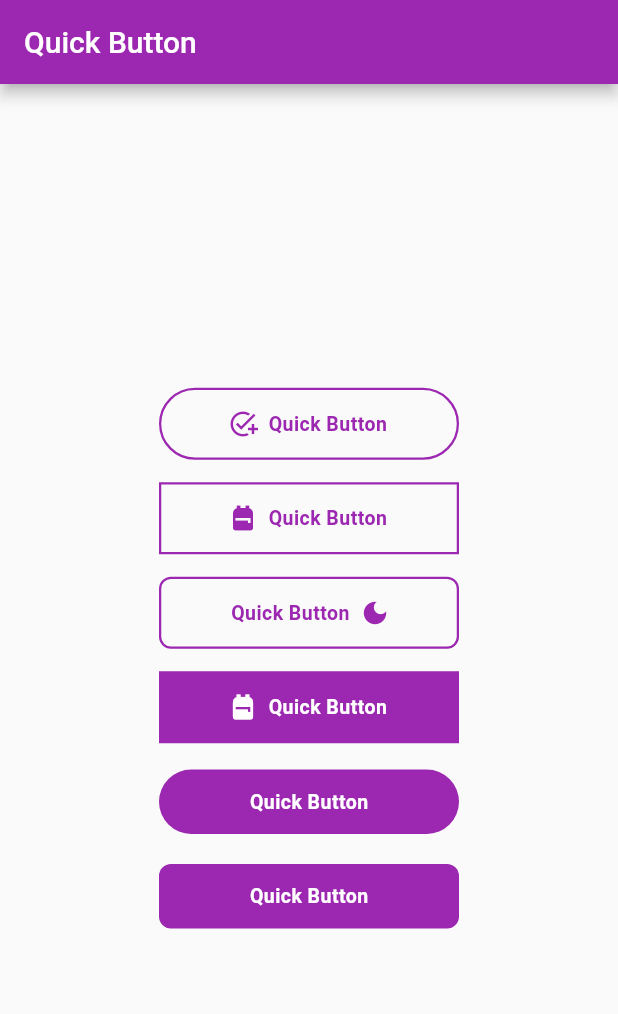
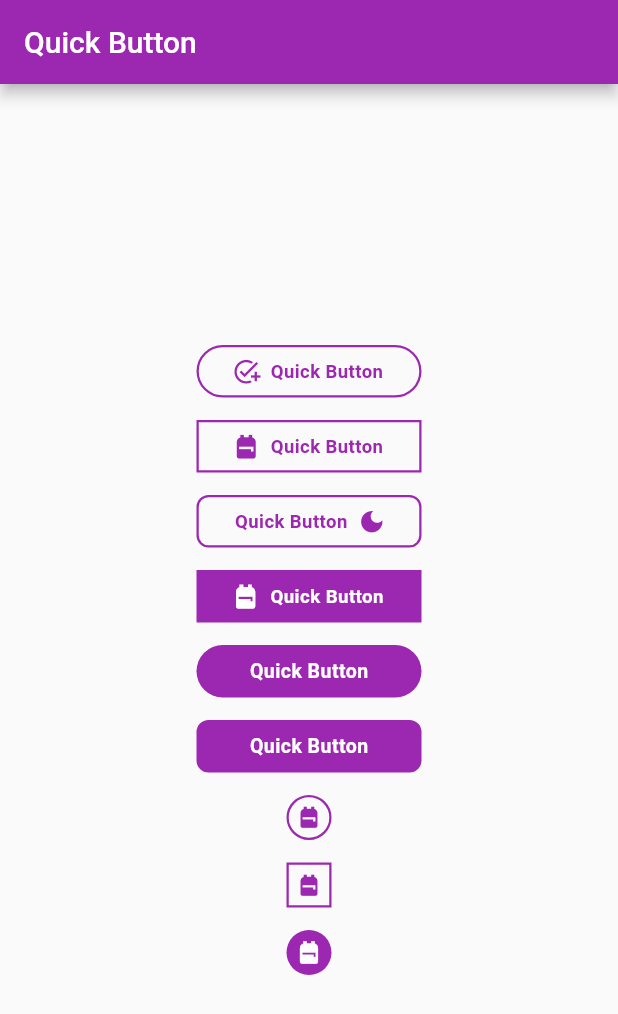
Before and after one commit to pozadkey/quick_button, a Flutter app: the screen it shows after launch, on a phone screen of 412 x 824 dp. Shown: the top 1014 px of the screen. Run offline on Flutter 3.47's test engine with Material 2 defaults, Android fonts, the phone set to English and light mode, and no system bars.

Commit message:
Added icons, buttonWidth & buttonSize properties. Added documentation & updated ReadME.md

```diff
--- a/example/lib/main.dart
+++ b/example/lib/main.dart
@@ -21,7 +21,7 @@ class MyApp extends StatelessWidget {
             mainAxisAlignment: MainAxisAlignment.center,
             crossAxisAlignment: CrossAxisAlignment.center,
             children: [
-              // Transparent RoundedRectangular Button with prefixIcon
+              // Transparent RoundedRectangular Button with prefixIcon.
               QuickButton(
                 labelText: 'Quick Button',
                 labelColor: Colors.purple,
@@ -30,7 +30,6 @@ class MyApp extends StatelessWidget {
                 labelSpacing: 0.3,
                 prefixIcon: Icons.add_task,
                 iconSize: 20.0,
-                buttonSize: 200.0,
                 borderRadius: 25.0,
                 borderColor: Colors.purple,
                 borderSize: 1.5,
@@ -44,7 +43,7 @@ class MyApp extends StatelessWidget {
               const SizedBox(
                 height: 15,
               ),
-              // Transparent Rectangular Button with prefixIcon
+              // Transparent Rectangular Button with prefixIcon.
               QuickButton(
                 labelText: 'Quick Button',
                 labelColor: Colors.purple,
@@ -53,7 +52,6 @@ class MyApp extends StatelessWidget {
                 labelSpacing: 0.3,
                 prefixIcon: Icons.backpack,
                 iconSize: 20.0,
-                buttonSize: 200.0,
                 borderColor: Colors.purple,
                 borderSize: 1.5,
                 backgroundColor: Colors.transparent,
@@ -66,7 +64,7 @@ class MyApp extends StatelessWidget {
               const SizedBox(
                 height: 15,
               ),
-              // Transparent CurvedEdged Button with suffixIcon
+              // Transparent CurvedEdged Button with suffixIcon.
               QuickButton(
                 labelText: 'Quick Button',
                 labelColor: Colors.purple,
@@ -75,7 +73,6 @@ class MyApp extends StatelessWidget {
                 labelSpacing: 0.3,
                 suffixIcon: Icons.dark_mode,
                 iconSize: 20.0,
-                buttonSize: 200.0,
                 borderColor: Colors.purple,
                 borderSize: 1.5,
                 borderRadius: 8.0,
@@ -89,7 +86,7 @@ class MyApp extends StatelessWidget {
               const SizedBox(
                 height: 15,
               ),
-              // Solid Rectangular Button with prefixIcon
+              // Solid Rectangular Button with prefixIcon.
               QuickButton(
                 labelText: 'Quick Button',
                 labelColor: Colors.white,
@@ -98,7 +95,6 @@ class MyApp extends StatelessWidget {
                 labelSpacing: 0.3,
                 prefixIcon: Icons.backpack,
                 iconSize: 20.0,
-                buttonSize: 200.0,
                 backgroundColor: Colors.purple,
                 labelHoverIn: const Color.fromARGB(255, 63, 63, 63),
                 labelHoverOut: Colors.white,
@@ -117,7 +113,6 @@ class MyApp extends StatelessWidget {
                 labelWeight: FontWeight.bold,
                 labelSpacing: 0.3,
                 borderRadius: 25.0,
-                buttonSize: 200.0,
                 backgroundColor: Colors.purple,
                 labelHoverIn: const Color.fromARGB(255, 63, 63, 63),
                 labelHoverOut: Colors.white,
@@ -136,7 +131,63 @@ class MyApp extends StatelessWidget {
                 labelWeight: FontWeight.bold,
                 labelSpacing: 0.3,
                 borderRadius: 8.0,
-                buttonSize: 200.0,
+                backgroundColor: Colors.purple,
+                labelHoverIn: const Color.fromARGB(255, 63, 63, 63),
+                labelHoverOut: Colors.white,
+                backgroundHoverIn: const Color.fromARGB(112, 226, 33, 243),
+                backgroundHoverOut: Colors.purple,
+                onPressed: () {},
+              ),
+              const SizedBox(
+                height: 15,
+              ),
+              // Transparent Rounded Button with an Icon
+              QuickButton(
+                icon: Icons.backpack,
+                labelColor: Colors.purple,
+                iconSize: 18.0,
+                borderColor: Colors.purple,
+                borderSize: 1.5,
+                borderRadius: 100.0,
+                buttonWidth: 30,
+                buttonHeight: 30,
+                backgroundColor: Colors.transparent,
+                labelHoverIn: Colors.white,
+                labelHoverOut: Colors.purple,
+                backgroundHoverIn: Colors.purple,
+                backgroundHoverOut: Colors.transparent,
+                onPressed: () {},
+              ),
+              const SizedBox(
+                height: 15,
+              ),
+              // Transparent Rectangular Button with an Icon
+              QuickButton(
+                icon: Icons.backpack,
+                labelColor: Colors.purple,
+                iconSize: 18.0,
+                buttonWidth: 30,
+                buttonHeight: 30,
+                borderColor: Colors.purple,
+                borderSize: 1.5,
+                backgroundColor: Colors.transparent,
+                labelHoverIn: Colors.white,
+                labelHoverOut: Colors.purple,
+                backgroundHoverIn: Colors.purple,
+                backgroundHoverOut: Colors.transparent,
+                onPressed: () {},
+              ),
+              const SizedBox(
+                height: 15,
+              ),
+              // Solid Rectangular Button with prefixIcon
+              QuickButton(
+                icon: Icons.backpack,
+                labelColor: Colors.white,
+                iconSize: 18.0,
+                borderRadius: 25.0,
+                buttonWidth: 30,
+                buttonHeight: 30,
                 backgroundColor: Colors.purple,
                 labelHoverIn: const Color.fromARGB(255, 63, 63, 63),
                 labelHoverOut: Colors.white,
--- a/lib/quick_button.dart
+++ b/lib/quick_button.dart
@@ -1,19 +1,23 @@
+/// Import Quick Button Library.
 library quick_button;
 
 // ignore_for_file: prefer_const_constructors, prefer_const_literals_to_create_immutables, sort_child_properties_last, must_be_immutable
 
 import 'package:flutter/material.dart';
 
+/// Create a stateful widget class
 class QuickButton extends StatefulWidget {
-  String labelText;
+  String? labelText;
   Color? labelColor;
   double? labelSize;
   FontWeight? labelWeight;
   double? labelSpacing;
+  IconData? icon;
   IconData? prefixIcon;
   IconData? suffixIcon;
   double? iconSize;
-  double? buttonSize;
+  double? buttonWidth;
+  double? buttonHeight;
   double? borderRadius;
   Color? borderColor;
   double? borderSize;
@@ -22,20 +26,21 @@ class QuickButton extends StatefulWidget {
   Color? backgroundHoverIn;
   Color? labelHoverOut;
   Color? backgroundHoverOut;
-  String? imageIcon;
   final Function onPressed;
 
   QuickButton(
       {Key? key,
-      required this.labelText,
+      this.labelText,
       this.labelColor,
       this.labelSize,
       this.labelWeight,
       this.labelSpacing,
+      this.icon,
       this.prefixIcon,
       this.suffixIcon,
       this.iconSize,
-      this.buttonSize,
+      this.buttonWidth,
+      this.buttonHeight,
       this.borderRadius,
       this.borderColor,
       this.borderSize,
@@ -44,7 +49,6 @@ class QuickButton extends StatefulWidget {
       this.backgroundHoverIn,
       this.labelHoverOut,
       this.backgroundHoverOut,
-      this.imageIcon,
       required this.onPressed})
       : super(key: key);
 
@@ -57,6 +61,7 @@ class _QuickButtonState extends State<QuickButton> {
   Widget build(BuildContext context) {
     double width = MediaQuery.of(context).size.width;
 
+    /// Button Font style.
     final buttonFont = TextStyle(
         fontSize: widget.labelSize ?? 13,
         color: widget.labelColor ?? Colors.white,
@@ -76,18 +81,36 @@ class _QuickButtonState extends State<QuickButton> {
           widget.backgroundColor = widget.backgroundHoverOut;
         });
       },
-      child: SizedBox(
-        width: widget.buttonSize ?? 200.0,
-        child: TextButton(
+      child: InkWell(
+          key: const Key('onTapButton'),
+          onTap: () {
+            widget.onPressed();
+          },
           child: Container(
-            padding: width >= 800 ? EdgeInsets.all(8) : EdgeInsets.all(6),
+            key: const Key('buttonDecoration'),
+            width: widget.buttonWidth ?? 150.0,
+            height: widget.buttonHeight ?? 35.0,
+            padding: width >= 800
+                ? widget.labelText == null
+                    ? const EdgeInsets.all(4)
+                    : const EdgeInsets.all(6)
+                : const EdgeInsets.all(5),
+            alignment: Alignment.center,
+
+            /// Button decoration.
+            decoration: BoxDecoration(
+                color: widget.backgroundColor ??
+                    const Color.fromARGB(255, 31, 31, 31),
+                borderRadius: BorderRadius.circular(
+                  widget.borderRadius ?? 0.0,
+                ),
+                border: Border.all(
+                    color: widget.borderColor ?? Colors.transparent,
+                    width: widget.borderSize ?? 1)),
             child: FittedBox(
-              child: Row(
-                mainAxisSize: MainAxisSize.min,
-                mainAxisAlignment: MainAxisAlignment.center,
-                children: [
-                  if (widget.suffixIcon == null &&
-                      widget.prefixIcon != null) ...{
+              child: Row(children: [
+                /// Button without prefixIcon.
+                if (widget.suffixIcon == null && widget.prefixIcon != null) ...{
                   const SizedBox(
                     width: 18,
                   ),
@@ -99,8 +122,15 @@ class _QuickButtonState extends State<QuickButton> {
                   const SizedBox(
                     width: 7,
                   ),
-                    Text(
-                      widget.labelText,
+                  widget.labelText == null
+                      ? Icon(
+                          widget.icon,
+                          size: widget.iconSize,
+                          color: widget.labelColor,
+                        )
+                      : Text(
+                          key: const Key('labelText'),
+                          widget.labelText.toString(),
                           style: buttonFont,
                         ),
                   Icon(
@@ -108,15 +138,25 @@ class _QuickButtonState extends State<QuickButton> {
                     color: widget.labelColor,
                     size: widget.iconSize ?? 15,
                   ),
-                  } else if (widget.prefixIcon == null &&
+                }
+
+                /// Button with suffixIcon.
+                else if (widget.prefixIcon == null &&
                     widget.suffixIcon != null) ...{
                   Icon(
                     widget.prefixIcon,
                     color: widget.labelColor,
                     size: widget.iconSize ?? 15,
                   ),
-                    Text(
-                      widget.labelText,
+                  widget.labelText == null
+                      ? Icon(
+                          widget.icon,
+                          size: widget.iconSize,
+                          color: widget.labelColor,
+                        )
+                      : Text(
+                          key: const Key('labelText'),
+                          widget.labelText.toString(),
                           style: buttonFont,
                         ),
                   const SizedBox(
@@ -130,34 +170,43 @@ class _QuickButtonState extends State<QuickButton> {
                   const SizedBox(
                     width: 18,
                   ),
-                  } else if (widget.prefixIcon == null ||
+                }
+
+                /// Button with labelText only.
+                else if (widget.prefixIcon == null ||
                     widget.suffixIcon == null) ...{
-                    Text(
-                      widget.labelText,
+                  widget.labelText == null
+                      ? Icon(
+                          widget.icon,
+                          size: widget.iconSize,
+                          color: widget.labelColor,
+                        )
+                      : Text(
+                          key: const Key('labelText'),
+                          widget.labelText.toString(),
                           style: buttonFont,
                         ),
                 }
-                ],
+
+                /// Button with Icon only.
+                else if (widget.prefixIcon == null ||
+                    widget.suffixIcon == null ||
+                    widget.labelText == null) ...{
+                  widget.labelText == null
+                      ? Icon(
+                          widget.icon,
+                          size: widget.iconSize,
+                          color: widget.labelColor,
+                        )
+                      : Text(
+                          key: const Key('labelText'),
+                          widget.labelText.toString(),
+                          style: buttonFont,
                         ),
+                }
+              ]),
             ),
-          ),
-          onPressed: () {
-            widget.onPressed();
-          },
-          style: TextButton.styleFrom(
-            backgroundColor:
-                widget.backgroundColor ?? Color.fromARGB(255, 31, 31, 31),
-            shape: RoundedRectangleBorder(
-              side: BorderSide(
-                  color: widget.borderColor ?? Colors.transparent,
-                  width: widget.borderSize ?? 1),
-              borderRadius: BorderRadius.circular(
-                widget.borderRadius ?? 0.0,
-              ),
-            ),
-          ),
-        ),
-      ),
+          )),
     );
   }
 }
--- a/pubspec.yaml
+++ b/pubspec.yaml
@@ -1,7 +1,8 @@
 name: quick_button
 description: A package that provides multiple customizable buttons for quick use.
-version: 0.0.1
+version: 0.1.0
 homepage: https://github.com/pozadkey/quick-button
+repository: https://github.com/pozadkey/quick-button
 
 environment:
   sdk: '>=3.0.5 <4.0.0'
```
Also changed, not shown: example/pubspec.lock, 4 other files. Lines whose indentation alone changed are shown as unchanged.
